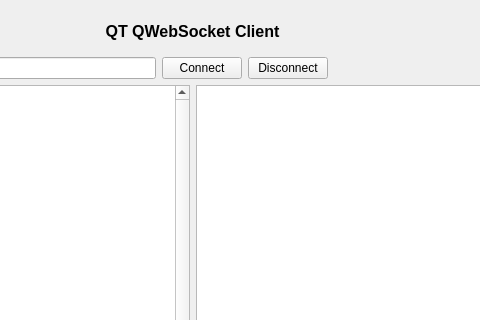
Old version of the form QtGuiApplicationTest/QtGuiApplicationTest/MiscellaneousQWebSocket.ui in the repository xautshuanglong/QtLearningRepository; both pictures show x 372 to 852 and y 0 to 320 of the 1129 by 886 pixel window.
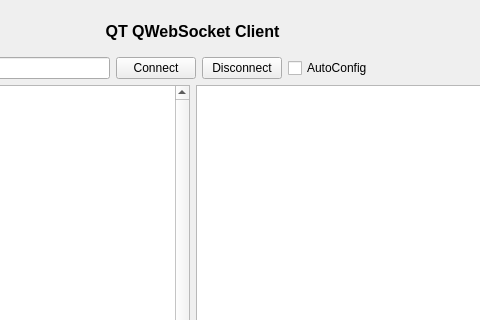
New version of the form.

Patch:
```diff
--- a/QtGuiApplicationTest/QtGuiApplicationTest/MiscellaneousQWebSocket.ui
+++ b/QtGuiApplicationTest/QtGuiApplicationTest/MiscellaneousQWebSocket.ui
@@ -136,6 +136,13 @@
           </property>
          </widget>
         </item>
+        <item>
+         <widget class="QCheckBox" name="cbAutoConnect">
+          <property name="text">
+           <string>AutoConfig</string>
+          </property>
+         </widget>
+        </item>
         <item>
          <spacer name="horizontalSpacer">
           <property name="orientation">
```
